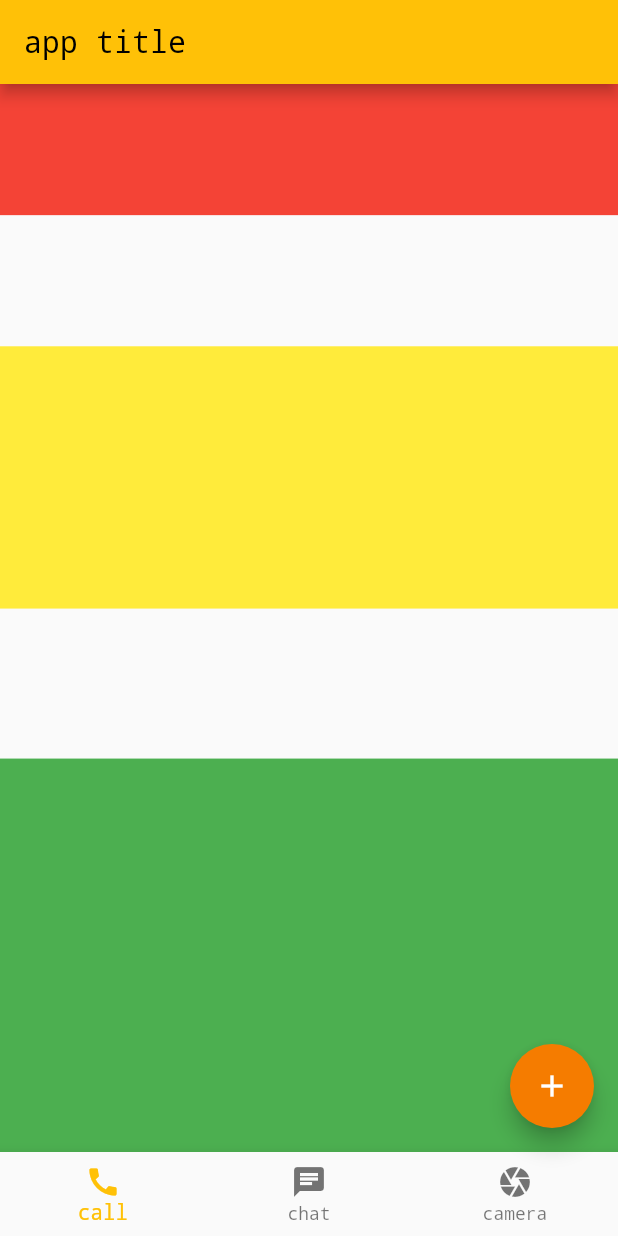
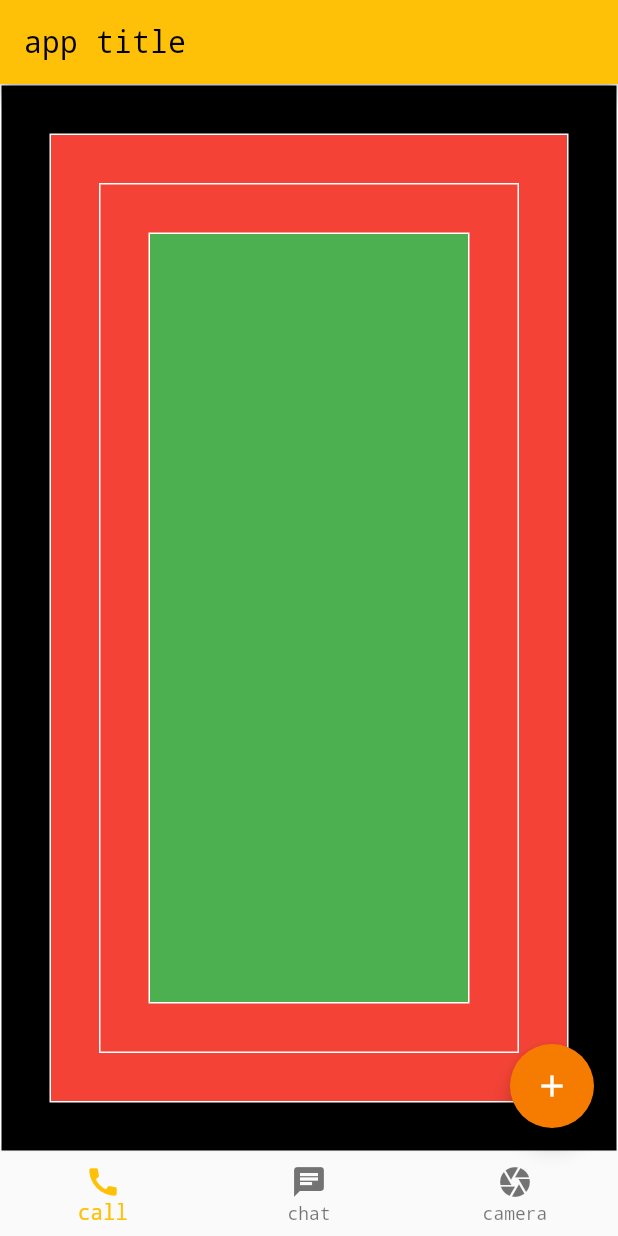
Before and after one commit to netTrek-Flutter/swr-flutter-2, a Flutter app: the screen it shows after launch, on a phone screen of 412 x 824 dp. Run offline on Flutter 3.47's test engine with Material 2 defaults, Android fonts, the phone set to English and light mode, and no system bars; our stand-ins replace flutter_svg.

Commit message:
Inherited Widget

```diff
--- a/lib/main.dart
+++ b/lib/main.dart
@@ -11,6 +11,7 @@ import 'package:training/samples/icons_sample.dart';
 import 'package:training/samples/image_sample.dart';
 import 'package:training/samples/image_with_border.dart';
 import 'package:training/samples/media_query_sample.dart';
+import 'package:training/samples/my_inherited_sample.dart';
 import 'package:training/samples/stack_sample.dart';
 import 'package:training/samples/svg_sample.dart';
 import 'package:training/samples/text_sample.dart';
@@ -38,7 +39,8 @@ void main() {
       // body: TransformSample(),
       // body: StackSample(),
       // body: MediaQuerySample()));
-      body: OrientationBuilderSample(),
+      // body: OrientationBuilderSample(),
+      body: MyInheritedSample(),
     ),
   );
 }
--- /dev/null
+++ b/lib/samples/my_inherited_sample.dart
@@ -0,0 +1,101 @@
+import 'package:flutter/material.dart';
+
+class UseInheritedColor extends StatelessWidget {
+  final Widget? child;
+
+  const UseInheritedColor({
+    Key? key,
+    this.child,
+  }) : super(key: key);
+
+  @override
+  Widget build(BuildContext context) {
+    return Container(
+      padding: const EdgeInsets.all(32),
+      decoration: BoxDecoration(
+        color: MyInheritedColor.of(context)?.myColor ?? Colors.black,
+        border: Border.all(color: Colors.white),
+      ),
+      child: child,
+    );
+  }
+}
+
+class MyInheritedColor extends InheritedWidget {
+  final Color myColor;
+
+  const MyInheritedColor({
+    Key? key,
+    required this.myColor,
+    required Widget child,
+  }) : super(key: key, child: child);
+
+  static MyInheritedColor? of(BuildContext context) {
+    final MyInheritedColor? result =
+        context.dependOnInheritedWidgetOfExactType<MyInheritedColor>();
+    // assert(result != null, 'No MyInheritedColor found in context');
+    return result;
+  }
+
+  @override
+  bool updateShouldNotify(MyInheritedColor old) {
+    return myColor != old.myColor;
+  }
+}
+
+class MyInfo extends InheritedWidget {
+  final String userName;
+
+  const MyInfo({
+    Key? key,
+    required this.userName,
+    required Widget child,
+  }) : super(key: key, child: child);
+
+  static MyInfo of(BuildContext context) {
+    final MyInfo? result = context.dependOnInheritedWidgetOfExactType<MyInfo>();
+    // assert(result != null, 'No MyInfo found in context');
+    return result!;
+  }
+
+  @override
+  bool updateShouldNotify(MyInfo old) {
+    return userName != old.userName;
+  }
+}
+
+class MyInheritedSample extends StatelessWidget {
+  const MyInheritedSample({Key? key}) : super(key: key);
+
+  @override
+  Widget build(BuildContext context) {
+    return const MyInfo(
+      userName: 'Heike Müller',
+      child: UseInheritedColor(
+        child: MyInheritedColor(
+          myColor: Colors.red,
+          child: UseInheritedColor(
+            child: UseInheritedColor(
+              child: MyInheritedColor(
+                myColor: Colors.green,
+                child: UseInheritedColor(),
+              ),
+            ),
+          ),
+        ),
+      ),
+    );
+  }
+  /*
+  Widget build(BuildContext context) {
+    return MyInfo(
+        userName: 'Heike Müller',
+        child: Builder(
+          builder: (context) {
+            String userName = MyInfo.of(context).userName;
+            return Text(userName);
+          },
+        ));
+  }
+  */
+}
```
